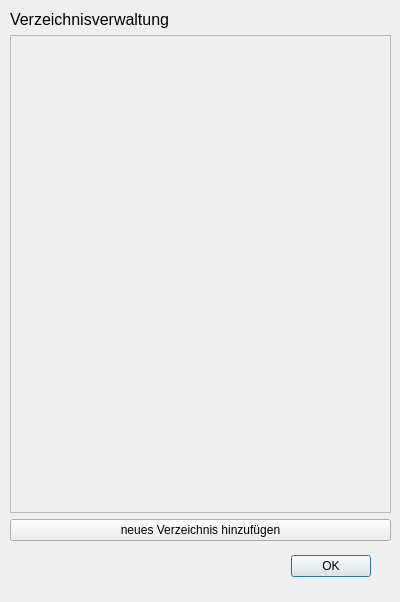
Before: the Qt Designer form ui/path_manager_ui.ui in erradelt/bib_search, drawn with Qt 5.
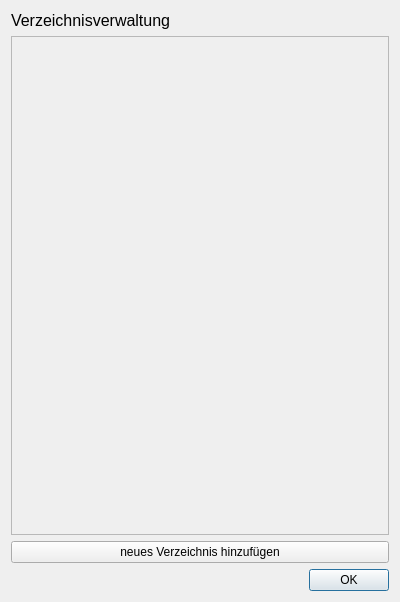
After: the same form once the commit is applied.

Diff of the .ui file:
```diff
--- a/ui/path_manager_ui.ui
+++ b/ui/path_manager_ui.ui
@@ -13,31 +13,6 @@
   <property name="windowTitle">
    <string>Dialog</string>
   </property>
-  <widget class="QDialogButtonBox" name="buttonBox">
-   <property name="geometry">
-    <rect>
-     <x>30</x>
-     <y>550</y>
-     <width>341</width>
-     <height>32</height>
-    </rect>
-   </property>
-   <property name="orientation">
-    <enum>Qt::Horizontal</enum>
-   </property>
-   <property name="standardButtons">
-    <set>QDialogButtonBox::Ok</set>
-   </property>
-  </widget>
-  <widget class="QWidget" name="">
-   <property name="geometry">
-    <rect>
-     <x>10</x>
-     <y>10</y>
-     <width>381</width>
-     <height>531</height>
-    </rect>
-   </property>
    <layout class="QVBoxLayout" name="verticalLayout">
     <item>
      <widget class="QLabel" name="label">
@@ -61,8 +36,8 @@
         <rect>
          <x>0</x>
          <y>0</y>
-         <width>377</width>
-         <height>468</height>
+        <width>379</width>
+        <height>499</height>
         </rect>
        </property>
       </widget>
@@ -75,8 +50,17 @@
       </property>
      </widget>
     </item>
-   </layout>
-  </widget>
+   <item>
+    <widget class="QDialogButtonBox" name="buttonBox">
+     <property name="orientation">
+      <enum>Qt::Horizontal</enum>
+     </property>
+     <property name="standardButtons">
+      <set>QDialogButtonBox::Ok</set>
+     </property>
+    </widget>
+   </item>
+  </layout>
  </widget>
  <resources/>
  <connections>
```
Lines whose indentation alone changed are shown as unchanged.
